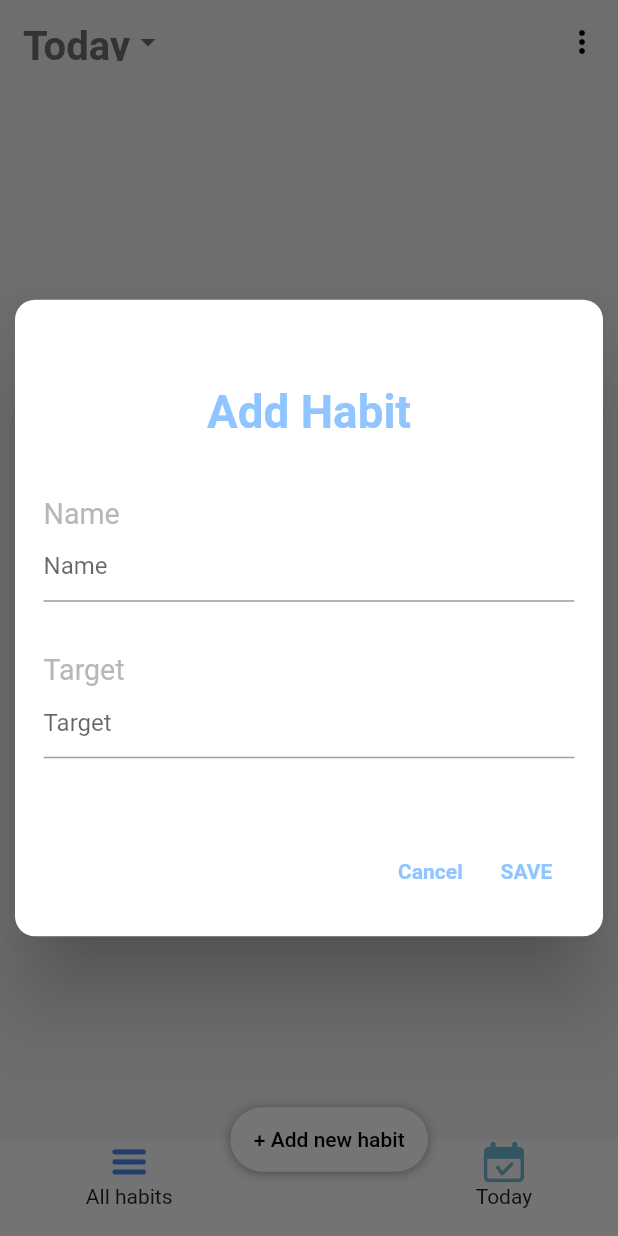
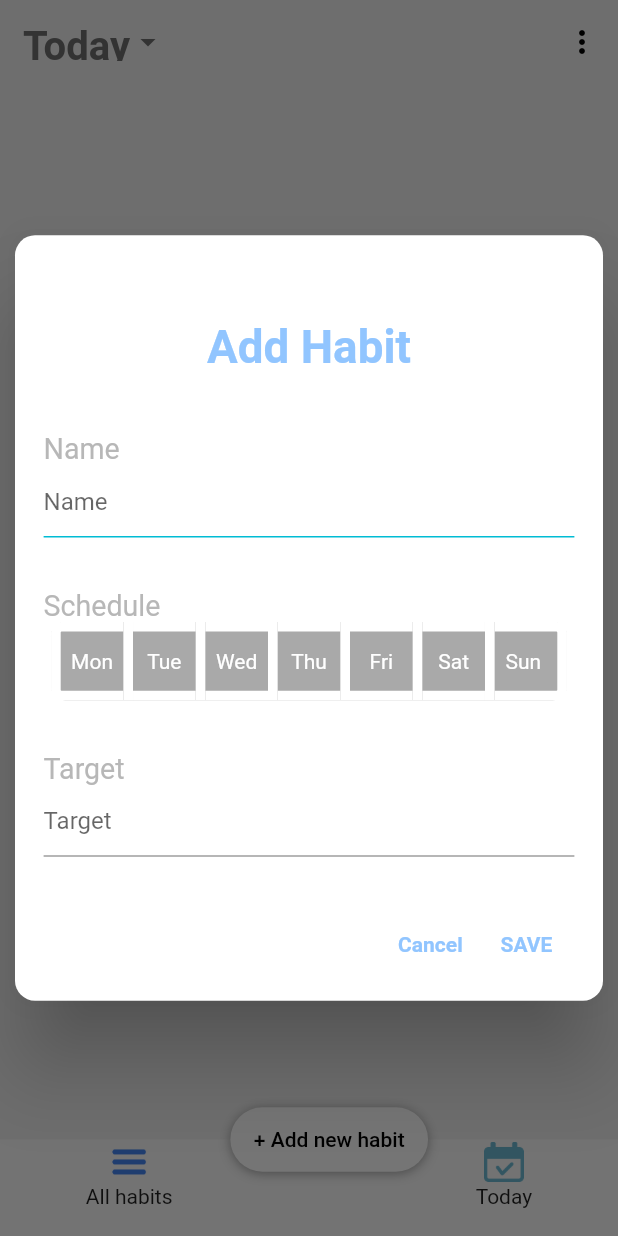
Before and after one commit to yusufmsabeh/Habit_Tracker_App, a Flutter app: the screen it shows after launch, after a tap on "Today", after a tap on "+ Add new habit", on a phone screen of 412 x 824 dp. Run offline on Flutter 3.47's test engine with Material 2 defaults, Android fonts, the phone set to English and light mode, and no system bars; our stand-ins replace flutter_screenutil, sqflite, syncfusion_flutter_gauges, table_calendar; missing offline and left inert: dart:ffi; accounts and stored records are empty.

Commit message:
upload some files;
:

```diff
--- a/lib/DB/DBConaction.dart
+++ b/lib/DB/DBConaction.dart
@@ -40,7 +40,7 @@ class connection {
   Future<List<Habit>> readAllHabits() async {
     final db = await instance.database;
     final maps = await db.query(tableHabit, columns: Habitfields.values);
-    print(maps);
+
     List<Habit> allHabits = maps.map((e) => Habit.fromJson(e)).toList();
     return allHabits;
   }
--- a/lib/HomePage.dart
+++ b/lib/HomePage.dart
@@ -70,6 +70,7 @@ class _HomePageState extends State<HomePage> {
           leading: currentIndex == 1
               ? GestureDetector(
                   onTap: () {
+                    print("preesing today button");
                     tableHeight == 0 ? tableHeight = 500.h : tableHeight = 0;
                     setState(() {});
                   },
@@ -170,6 +171,6 @@ class _HomePageState extends State<HomePage> {
         ),
         body: Container(
             color: const Color.fromARGB(255, 240, 240, 240),
-            child: currentIndex == 0 ? AllHabits() : TodayScreen()));
+            child: currentIndex == 0 ? AllHabits() : TodayScreen(tableHeight)));
   }
 }
--- a/lib/Screens/AddHabitScreen.dart
+++ b/lib/Screens/AddHabitScreen.dart
@@ -13,6 +13,7 @@ class AddHabitScreen extends StatefulWidget {
 }
 
 class _AddHabitScreenState extends State<AddHabitScreen> {
+  List<bool> _isSelected = List.generate(7, (index) => false);
   final nameController = TextEditingController();
   final tragetController = TextEditingController();
 
@@ -25,7 +26,7 @@ class _AddHabitScreenState extends State<AddHabitScreen> {
       insetPadding: const EdgeInsets.all(10),
       child: Container(
         margin: EdgeInsets.all(50.w),
-        height: 900.h,
+        height: 1100.h,
         child: Column(
           children: [
             Container(
@@ -54,9 +55,57 @@ class _AddHabitScreenState extends State<AddHabitScreen> {
                 child: TextField(
                   controller: nameController,
                   decoration: InputDecoration(
+                      enabledBorder: UnderlineInputBorder(
+                        borderSide: BorderSide(color: Colors.cyan),
+                      ),
                       hintText: "Name",
                       focusColor: Color.fromARGB(255, 145, 197, 255)),
                 )),
+            Container(
+              // margin: EdgeInsets.only(bottom: 20.w),
+              alignment: Alignment.centerLeft,
+              child: Text(
+                "Schedule",
+                style: TextStyle(
+                    fontSize: 50.sp, color: Color.fromARGB(255, 183, 183, 183)),
+                textAlign: TextAlign.left,
+              ),
+            ),
+            Container(
+              padding: EdgeInsets.zero,
+              decoration: BoxDecoration(
+                  color: Color.fromARGB(255, 169, 169, 169),
+                  borderRadius: BorderRadius.circular(25.r)),
+              child: ToggleButtons(
+                  onPressed: (index) {
+                    setState(() {
+                      _isSelected[index] = !_isSelected[index];
+                    });
+                  },
+                  borderColor: Colors.white,
+                  selectedBorderColor: Colors.white,
+                  borderWidth: 15.h,
+                  color: Colors.white,
+                  selectedColor: Colors.white,
+                  fillColor: Color.fromARGB(255, 108, 186, 212),
+                  borderRadius: BorderRadius.circular(10.r),
+                  constraints: BoxConstraints(
+                      minHeight: (MediaQuery.of(context).size.height - 36) / 20,
+                      minWidth: (MediaQuery.of(context).size.width - 36) / 9),
+                  children: [
+                    Text('Mon'),
+                    Text('Tue'),
+                    Text('Wed'),
+                    Text('Thu'),
+                    Text('Fri'),
+                    Text('Sat'),
+                    Text('Sun '),
+                  ],
+                  isSelected: _isSelected),
+            ),
+            Container(
+              margin: EdgeInsets.only(bottom: 90.w),
+            ),
             Container(
                 // margin: EdgeInsets.only(bottom: 20.w),
                 alignment: Alignment.centerLeft,
@@ -100,7 +149,7 @@ class _AddHabitScreenState extends State<AddHabitScreen> {
                           fontWeight: FontWeight.bold),
                     ))
               ],
-            )
+            ),
           ],
         ),
       ),
--- a/lib/Screens/AllHabits.dart
+++ b/lib/Screens/AllHabits.dart
@@ -1,4 +1,5 @@
 import 'package:flutter/cupertino.dart';
+import 'package:flutter/material.dart';
 import 'package:flutter/src/foundation/key.dart';
 import 'package:flutter/src/widgets/framework.dart';
 import 'package:flutter_screenutil/flutter_screenutil.dart';
--- a/lib/Screens/TodayScreen.dart
+++ b/lib/Screens/TodayScreen.dart
@@ -14,14 +14,14 @@ class TodayScreen extends StatefulWidget {
     lastDay: DateTime.utc(2030, 3, 14),
     focusedDay: DateTime.now(),
   );
-  TodayScreen({Key? key}) : super(key: key);
+  double todayHieght;
+  TodayScreen(this.todayHieght);
 
   @override
   State<TodayScreen> createState() => _TodayScreenState();
 }
 
 class _TodayScreenState extends State<TodayScreen> {
-  double tableHeight = 0;
   @override
   Widget build(BuildContext context) {
     return Stack(
@@ -56,7 +56,7 @@ class _TodayScreenState extends State<TodayScreen> {
             decoration: const BoxDecoration(
               color: Color.fromARGB(255, 240, 240, 240),
             ),
-            height: tableHeight,
+            height: widget.todayHieght,
             duration: const Duration(milliseconds: 500),
             child: SingleChildScrollView(child: widget.table))
       ],
--- a/lib/Widgets.dart/HabitWidget.dart
+++ b/lib/Widgets.dart/HabitWidget.dart
@@ -79,7 +79,7 @@ class HabitWidget extends StatelessWidget {
                           maximum: habit.target / 1,
                           showLabels: false,
                           showTicks: false,
-                          axisLineStyle: const AxisLineStyle(
+                          axisLineStyle: AxisLineStyle(
                               thickness: 0.2,
                               cornerStyle: CornerStyle.bothCurve,
                               color: Color.fromARGB(255, 240, 240, 240),
```
Also changed, not shown: pubspec.lock, pubspec.yaml (line endings or trailing spaces).
